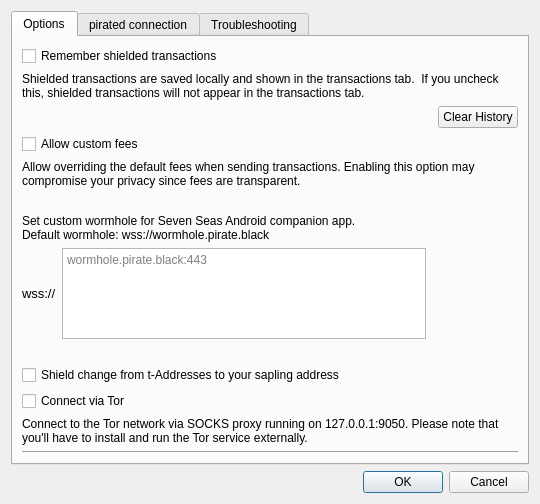
This is src/settings.ui in radix42/SevenSeas as Qt 5 draws it before an edit. The edited form follows.
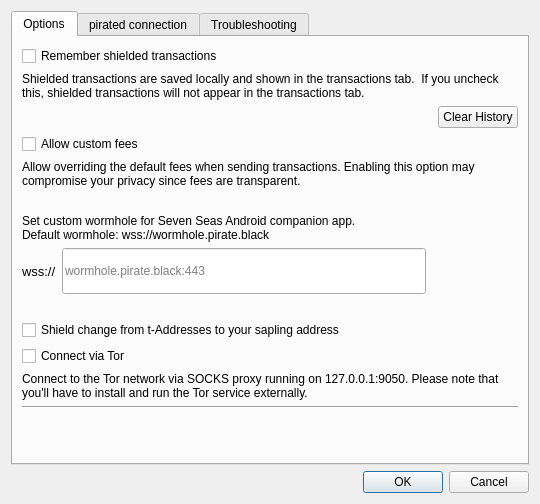
This is the edited form.

Commit message: move build script + fix settings ui

Diff of the .ui file:
```diff
--- a/src/settings.ui
+++ b/src/settings.ui
@@ -192,7 +192,7 @@
           </widget>
          </item>
          <item>
-          <widget class="QTextEdit" name="customWormhole">
+          <widget class="QLineEdit" name="customWormhole">
            <property name="sizePolicy">
             <sizepolicy hsizetype="Expanding" vsizetype="Expanding">
              <horstretch>0</horstretch>
```
The commit also changes 1 other file.
